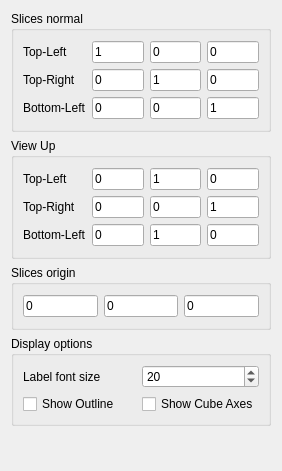
Above: Plugins/QuadView/pqQuadViewOptions.ui from Kitware/ParaView before the change. Below: the same form after it.
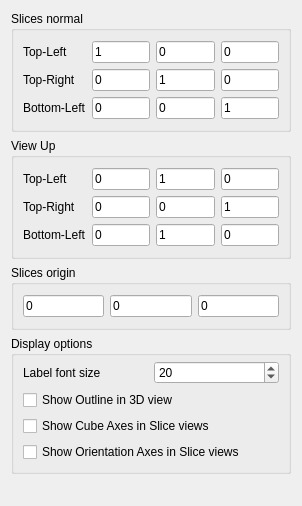
That is the form after the change.

Commit message: Enable to toggle visibility of Orientation Axes in Slice views

```diff
--- a/Plugins/QuadView/pqQuadViewOptions.ui
+++ b/Plugins/QuadView/pqQuadViewOptions.ui
@@ -6,8 +6,8 @@
    <rect>
     <x>0</x>
     <y>0</y>
-    <width>282</width>
-    <height>471</height>
+    <width>302</width>
+    <height>506</height>
    </rect>
   </property>
   <property name="windowTitle">
@@ -254,7 +254,37 @@
       <string>Display options</string>
      </property>
      <layout class="QGridLayout" name="gridLayout_4">
-      <item row="0" column="1">
+      <property name="topMargin">
+       <number>5</number>
+      </property>
+      <item row="4" column="0">
+       <widget class="QCheckBox" name="ShowCubeAxes">
+        <property name="text">
+         <string>Show Cube Axes in Slice views</string>
+        </property>
+       </widget>
+      </item>
+      <item row="2" column="0">
+       <widget class="QCheckBox" name="ShowOutline">
+        <property name="text">
+         <string>Show Outline in 3D view</string>
+        </property>
+       </widget>
+      </item>
+      <item row="1" column="0">
+       <widget class="QWidget" name="widget" native="true">
+        <layout class="QHBoxLayout" name="horizontalLayout_2">
+         <property name="margin">
+          <number>0</number>
+         </property>
+         <item>
+          <widget class="QLabel" name="FontSizeLabel">
+           <property name="text">
+            <string>Label font size</string>
+           </property>
+          </widget>
+         </item>
+         <item>
        <widget class="QSpinBox" name="FontSize">
         <property name="minimum">
          <number>5</number>
@@ -267,27 +297,16 @@
         </property>
        </widget>
       </item>
-      <item row="0" column="0">
-       <widget class="QLabel" name="FontSizeLabel">
-        <property name="text">
-         <string>Label font size</string>
-        </property>
+        </layout>
        </widget>
       </item>
-      <item row="1" column="0">
-       <widget class="QCheckBox" name="ShowOutline">
+      <item row="5" column="0">
+       <widget class="QCheckBox" name="SliceOrientationAxesVisibility">
         <property name="text">
-         <string>Show Outline</string>
+         <string>Show Orientation Axes in Slice views</string>
         </property>
        </widget>
       </item>
-      <item row="1" column="1">
-       <widget class="QCheckBox" name="ShowCubeAxes">
-        <property name="text">
-         <string>Show Cube Axes</string>
-        </property>
-       </widget>
-      </item>
      </layout>
      <zorder>FontSizeLabel</zorder>
      <zorder>FontSizeLabel</zorder>
```
Left out of the diff: 5 changed lines with no effect on the pictures. Lines whose indentation alone changed are shown as unchanged. The commit also changes 6 other files.
